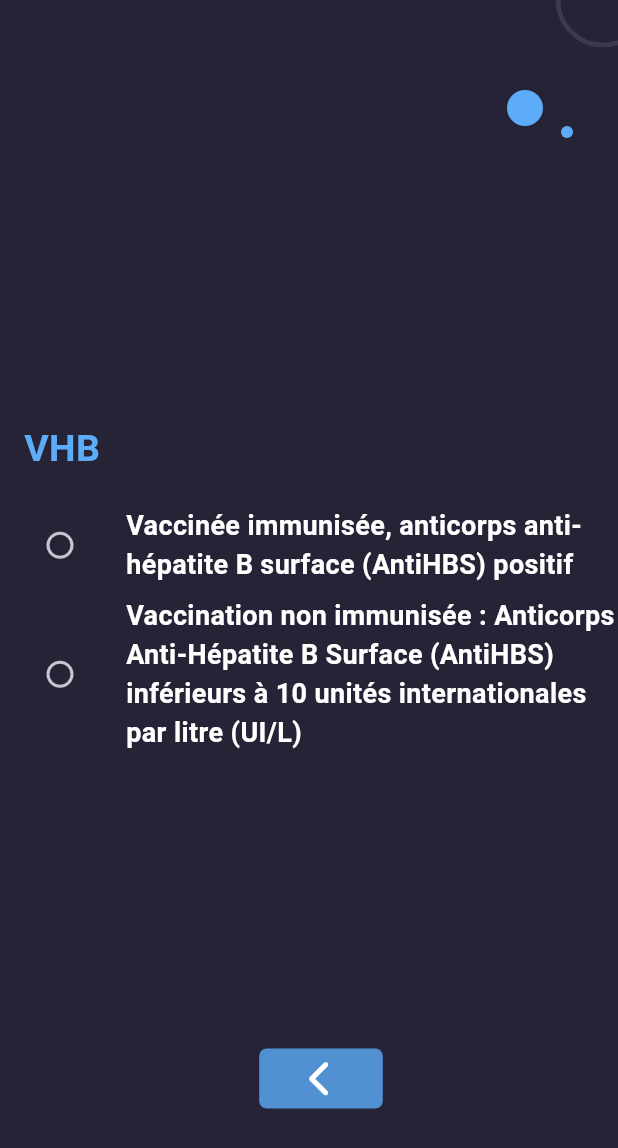
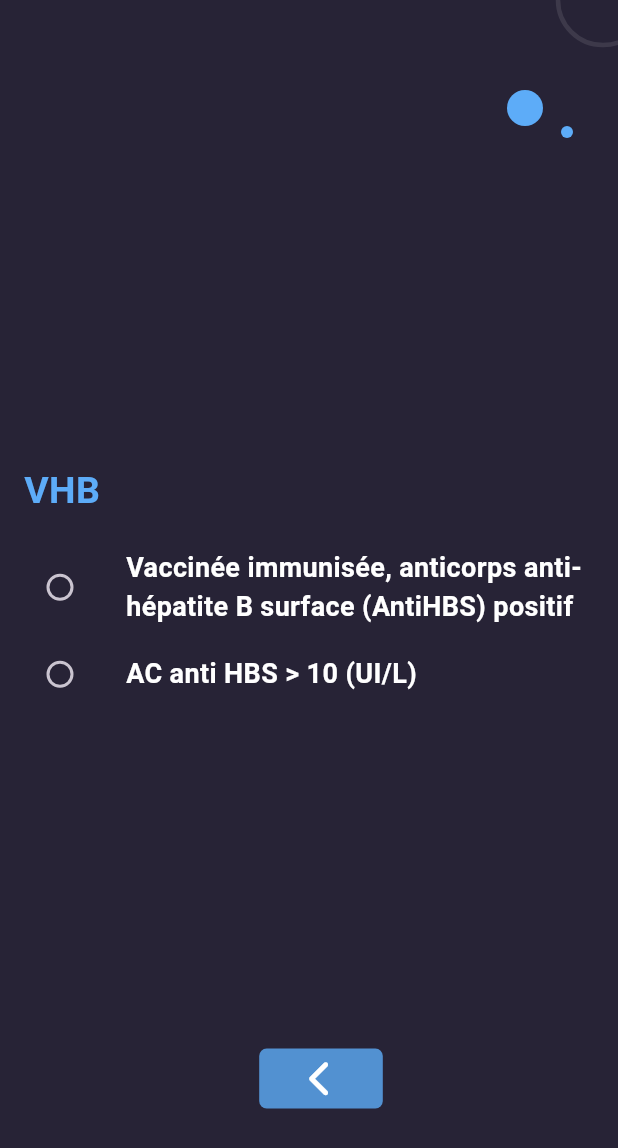
Before and after one commit to hafedh049/smart_care, a Flutter app: the WorkFlow screen opened directly, swiped to page 5, on a phone screen of 412 x 824 dp. Shown: the top 1148 px of the screen. Run offline on Flutter 3.47's test engine with Material 2 defaults, Android fonts, the light colour scheme and no system bars; drawn by our look-alikes of flutter_animate; our stand-ins replace animated_text_kit, assets_audio_player, cached_network_image, carousel_slider, cloud_firestore, connectivity_plus and 29 more; missing offline and left inert: chat_gpt_api, clipboard_listener, comment_tree, day_night_time_picker, flutter_password_strength, heart_bpm; accounts and stored records are empty; generated files the repository leaves out were written again; project files that could hold a hidden picture were left out.

Commit message:
Commit N° 45

```diff
--- a/lib/screens/patient/workflow.dart
+++ b/lib/screens/patient/workflow.dart
@@ -1,4 +1,4 @@
-// ignore_for_file: unused_field
+// ignore_for_file: unused_field, non_constant_identifier_names
 
 import 'package:flutter/material.dart';
 import 'package:flutter_animate/flutter_animate.dart';
@@ -57,7 +57,7 @@ class _WorkFlowState extends State<WorkFlow> {
                   return StatefulBuilder(
                     builder: (BuildContext context, void Function(void Function()) _) {
                       return !workflow[index].containsKey("title")
-                          ? CustomizedText(text: workflow[index]["end"], fontSize: 18, color: white, fontWeight: FontWeight.bold)
+                          ? Center(child: CustomizedText(text: workflow[index]["end"], fontSize: 18, color: white, fontWeight: FontWeight.bold))
                           : Column(
                               crossAxisAlignment: CrossAxisAlignment.start,
                               mainAxisSize: MainAxisSize.min,
@@ -65,16 +65,16 @@ class _WorkFlowState extends State<WorkFlow> {
                               children: <Widget>[
                                 CustomizedText(text: workflow[index]["title"], fontSize: 25, color: blue, fontWeight: FontWeight.bold),
                                 const SizedBox(height: 20),
-                                for (Map<String, dynamic> option in workflow[index]["options"])
+                                for (int __ = 0; __ < workflow[index]["options"].length; __++)
                                   GestureDetector(
                                     onTap: () {
-                                      _(() => _choices[index] = option["content"]);
+                                      _(() => _choices[index] = workflow[index]["options"][__]["content"]);
                                       Future.delayed(300.ms, () {
-                                        for (int page = _flowController.page!.round(); page <= option["redirectTo"]; page++) {
+                                        for (int page = _flowController.page!.round(); page <= workflow[index]["options"][__]["redirectTo"]; page++) {
                                           _flowController.jumpToPage(page);
                                         }
-                                        if (workflow[option["redirectTo"]].containsKey("end")) {
-                                          _conduiteATenir = workflow[option["redirectTo"]]["end"];
+                                        if (workflow[workflow[index]["options"][__]["redirectTo"]].containsKey("end")) {
+                                          _conduiteATenir = workflow[workflow[index]["options"][__]["redirectTo"]]["end"];
                                         }
                                       });
                                     },
@@ -83,25 +83,25 @@ class _WorkFlowState extends State<WorkFlow> {
                                       child: Row(
                                         children: <Widget>[
                                           Radio<String>(
-                                            value: option["content"],
+                                            value: workflow[index]["options"][__]["content"],
                                             groupValue: _choices[index],
                                             onChanged: (String? value) {
                                               _(() => _choices[index] = value!);
                                               Future.delayed(300.ms, () {
-                                                for (int page = _flowController.page!.round(); page <= option["redirectTo"]; page++) {
+                                                for (int page = _flowController.page!.round(); page <= workflow[index]["options"][__]["redirectTo"]; page++) {
                                                   _flowController.jumpToPage(page);
                                                 }
-                                                if (workflow[option["redirectTo"]].containsKey("end")) {
-                                                  _conduiteATenir = workflow[option["redirectTo"]]["end"];
+                                                if (workflow[workflow[index]["options"][__]["redirectTo"]].containsKey("end")) {
+                                                  _conduiteATenir = workflow[workflow[index]["options"][__]["redirectTo"]]["end"];
                                                 }
                                               });
                                             },
                                             activeColor: blue,
                                           ),
                                           const SizedBox(width: 20),
-                                          Flexible(child: CustomizedText(text: option["content"], fontSize: 18, color: white, fontWeight: FontWeight.bold)),
+                                          Flexible(child: CustomizedText(text: workflow[index]["options"][__]["content"], fontSize: 18, color: white, fontWeight: FontWeight.bold)),
                                         ],
-                                      ),
+                                      ).animate().slideX(begin: 1, end: 0, duration: 200.ms, delay: (30 * __).ms),
                                     ),
                                   ),
                               ],
--- a/lib/stuff/globals.dart
+++ b/lib/stuff/globals.dart
@@ -260,24 +260,24 @@ final List<Map<String, dynamic>> workflow = <Map<String, dynamic>>[
     "title": "VHB",
     "options": <Map<String, dynamic>>[
       <String, dynamic>{"content": "Vaccinée immunisée, anticorps anti-hépatite B surface (AntiHBS) positif", "redirectTo": 5},
-      <String, dynamic>{"content": "Vaccination non immunisée : Anticorps Anti-Hépatite B Surface (AntiHBS) inférieurs à 10 unités internationales par litre (UI/L)", "redirectTo": 6},
+      <String, dynamic>{"content": "AC anti HBS > 10 (UI/L)", "redirectTo": 6},
     ],
   },
   <String, dynamic>{
     'index': 5,
-    "end": "Pas De Profelaxie",
+    "end": "Vous n'êtes pas affecté par un virus tant que vous etes immunisées",
   },
   <String, dynamic>{
     'index': 6,
-    "title": "Est-ce que le patient source a été testé positif pour l'antigène de surface de l'hépatite B (AgHBS) ou est-ce que son statut est inconnu ? ou bien negatif.",
+    "title": "",
     "options": <Map<String, dynamic>>[
-      <String, dynamic>{"content": "Patient source avec l'Antigène Hépatite B Surface (AgHBS) positif ou statut inconnu", "redirectTo": 7},
-      <String, dynamic>{"content": "Patient Source avec l'Antigène Hépatite B Surface (AgHBS) negatif", "redirectTo": 8},
+      <String, dynamic>{"content": "Patient source AgHBS +", "redirectTo": 7},
+      <String, dynamic>{"content": "Patient source AgHBS -", "redirectTo": 8},
     ],
   },
   <String, dynamic>{
     'index': 7,
-    "end": "",
+    "end": "vous devez prendre une injection d'immunoglobuline dans un délai de 72 heures",
   },
   <String, dynamic>{
     'index': 8,
```
